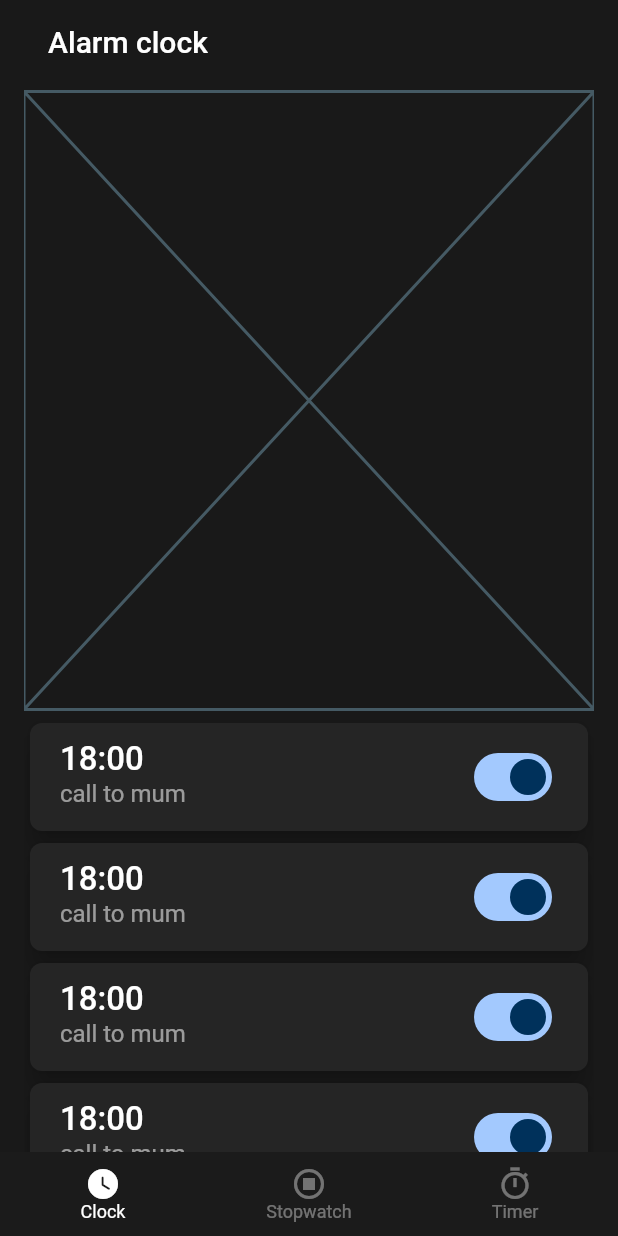
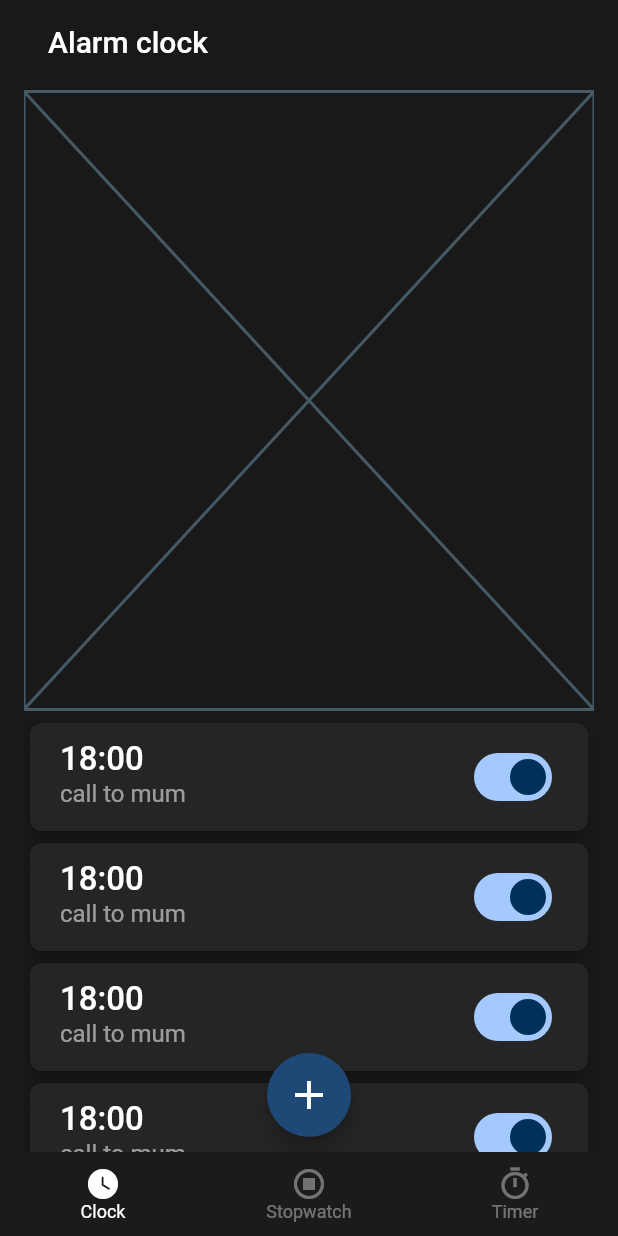
Before and after one commit to kobetskiy/clock, a Flutter app: the screen it shows after launch, on a phone screen of 412 x 824 dp. Run offline on Flutter 3.47's test engine with Material 2 defaults, Android fonts, the phone set to English and light mode, and no system bars; our stand-ins replace google_fonts, logger.

Commit message:
small features
add FloatingActionButton and logger. also did a few changes in architecture: rebase "core" folder to /lib and create a /ui filder

```diff
--- a/lib/features/core/theme/theme.dart
+++ b/lib/core/ui/theme/theme.dart
@@ -1,4 +1,4 @@
-import 'package:clock/features/core/colors/colors.dart';
+import 'package:clock/core/ui/colors/colors.dart';
 import 'package:flutter/material.dart';
 import 'package:google_fonts/google_fonts.dart';
 
@@ -25,7 +25,6 @@ ThemeData theme() {
       TargetPlatform.android: CupertinoPageTransitionsBuilder(),
     }),
     floatingActionButtonTheme: const FloatingActionButtonThemeData(
-      // backgroundColor: AppColors.primaryColor,
       foregroundColor: AppColors.textColor,
       iconSize: 32,
       shape: CircleBorder(),
--- a/lib/features/src/presentation/alarm_clock/pages/alarm_clock_page.dart
+++ b/lib/features/src/presentation/alarm_clock/pages/alarm_clock_page.dart
@@ -1,4 +1,5 @@
-import 'package:clock/features/src/components/view.dart';
+import 'package:clock/core/logger/logger.dart';
+import 'package:clock/features/src/widgets/view.dart';
 import 'package:flutter/material.dart';
 
 class AlarmClockPage extends StatelessWidget {
@@ -9,7 +10,9 @@ class AlarmClockPage extends StatelessWidget {
     return SafeArea(
       child: Padding(
         padding: const EdgeInsets.symmetric(horizontal: 16),
-        child: CustomScrollView(
+        child: Stack(
+          children: [
+            CustomScrollView(
               slivers: [
                 const AppBarWidget(text: 'Alarm clock'),
                 const SliverToBoxAdapter(
@@ -36,43 +39,21 @@ class AlarmClockPage extends StatelessWidget {
                         overflow: TextOverflow.ellipsis,
                       ),
                       trailing: Switch(value: true, onChanged: (val) {}),
-                    onTap: () {}),
+                      onTap: () {
+                        log.i('234232323');
+                      },
+                    ),
+                  ),
+                ),
+              ],
+            ),
+            const Padding(
+              padding: EdgeInsets.only(bottom: 10),
+              child: Align(
+                alignment: Alignment.bottomCenter,
+                child: FABButtonWidget(icon: Icons.add),
               ),
             )
-
-            // Padding(
-            //   padding: const EdgeInsets.symmetric(horizontal: 15),
-            //   child: Stack(
-            //     children: [
-            //       Column(
-            //         children: [
-            //           CircleClockWidget(),
-            //           Expanded(
-            //             child: ListView.separated(
-            //               shrinkWrap: true,
-            //               itemCount: 10,
-            //               itemBuilder: (context, index) => Card(
-            //                 child: ListTile(
-            //                     title: const Text(
-            //                       '18:00',
-            //                       maxLines: 1,
-            //                       overflow: TextOverflow.ellipsis,
-            //                     ),
-            //                     subtitle: const Text(
-            //                       'call to mum',
-            //                       maxLines: 1,
-            //                       overflow: TextOverflow.ellipsis,
-            //                     ),
-            //                     trailing: Text('Switch')),
-            //               ),
-            //               separatorBuilder: (context, index) => const SizedBox(),
-            //             ),
-            //           )
-            //         ],
-            //       ),
-            //     ],
-            //   ),
-            // ),
           ],
         ),
       ),
--- a/lib/features/src/presentation/home_page.dart
+++ b/lib/features/src/presentation/home_page.dart
@@ -1,4 +1,4 @@
-import 'package:clock/features/src/components/bottom_navigation_bar_widget.dart';
+import 'package:clock/features/src/widgets/bottom_navigation_bar_widget.dart';
 import 'package:flutter/material.dart';
 import 'package:clock/features/src/presentation/pages_view.dart';
 
@@ -31,7 +31,6 @@ class _HomePageState extends State<HomePage> {
       bottomNavigationBar: Theme(
         data: ThemeData(splashColor: Colors.transparent,),
         child: BottomNavigationBarWidget(
-
           tabIndex: _selectedIndex,
           onTap: _onItemTapped,
         ),
--- a/lib/features/src/components/bottom_navigation_bar_widget.dart
+++ b/lib/features/src/widgets/bottom_navigation_bar_widget.dart
@@ -1,4 +1,4 @@
-import 'package:clock/features/core/colors/colors.dart';
+import 'package:clock/core/ui/colors/colors.dart';
 import 'package:flutter/material.dart';
 
 class BottomNavigationBarWidget extends StatefulWidget {
--- /dev/null
+++ b/lib/features/src/widgets/fab_button_widget.dart
@@ -0,0 +1,22 @@
+import 'package:flutter/material.dart';
+
+class FABButtonWidget extends StatefulWidget {
+
+  const FABButtonWidget({super.key, required this.icon, this.onPressed});
+
+  final IconData icon;
+  final void Function()? onPressed;
+
+  @override
+  State<FABButtonWidget> createState() => _FABButtonWidgetState();
+}
+
+class _FABButtonWidgetState extends State<FABButtonWidget> {
+  @override
+  Widget build(BuildContext context) {
+    return FloatingActionButton(
+      onPressed: widget.onPressed,
+      child: Icon(widget.icon),
+    );
+  }
+}
--- a/lib/features/src/components/view.dart
+++ b/lib/features/src/widgets/view.dart
@@ -1,3 +1,4 @@
 export 'app_bar_widget.dart';
 export 'bottom_navigation_bar_widget.dart';
 export 'circle_clock_widget.dart';
+export 'fab_button_widget.dart';
--- a/lib/main.dart
+++ b/lib/main.dart
@@ -1,6 +1,6 @@
 import 'package:flutter/material.dart';
-import 'package:clock/features/core/router/router.dart';
-import 'package:clock/features/core/theme/theme.dart';
+import 'package:clock/core/router/router.dart';
+import 'package:clock/core/ui/theme/theme.dart';
 import 'package:flutter/services.dart';
 
 void main() {
--- a/pubspec.yaml
+++ b/pubspec.yaml
@@ -10,6 +10,7 @@ dependencies:
   flutter:
     sdk: flutter
   google_fonts: ^5.1.0
+  logger: ^1.4.0
 
 dev_dependencies:
   flutter_test:
```
Also changed, not shown: lib/core/logger/logger.dart (added, +18 -0 lines), lib/core/router/router.dart (renamed from lib/features/core/router/router.dart), lib/core/ui/colors/colors.dart (renamed from lib/features/core/colors/colors.dart), lib/features/src/widgets/app_bar_widget.dart (renamed from lib/features/src/components/app_bar_widget.dart), lib/features/src/widgets/circle_clock_widget.dart (renamed from lib/features/src/components/circle_clock_widget.dart), pubspec.lock. Lines whose indentation alone changed are shown as unchanged.
